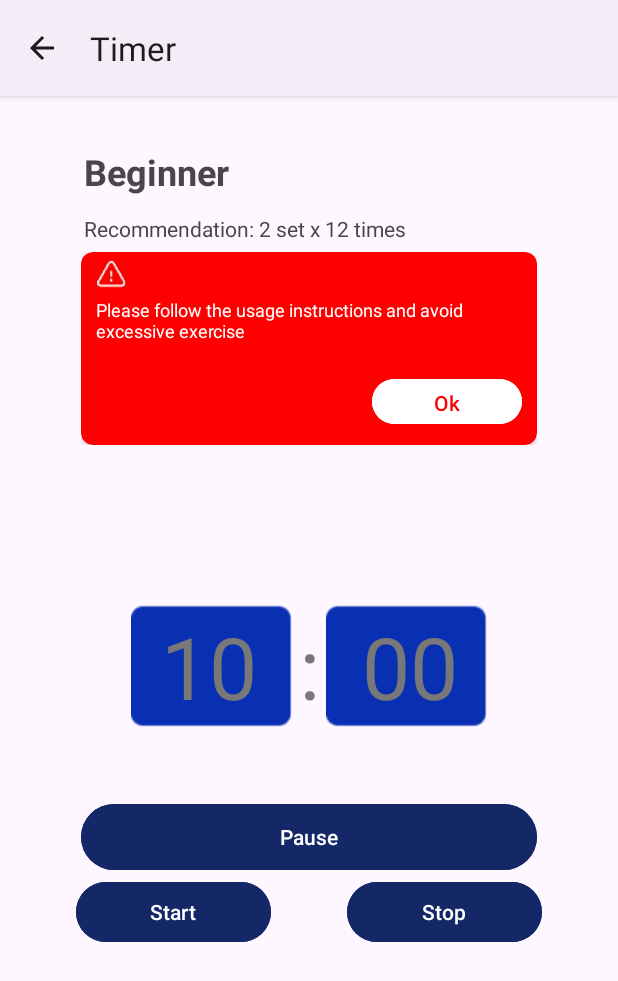
After one commit to Capstone-CH2-PS196/FitFans, an Android app: the TimerActivity screen opened directly, with no data from a screen before it, on a phone screen of 412 x 824 dp. The commit adds this screen. Shown: the top 981 px of the screen. Run offline under Robolectric (Android 15) with nearby library versions, the phone set to English and light mode, and no system bars.

Commit message:
adding timer

```diff
--- a/app/build.gradle.kts
+++ b/app/build.gradle.kts
@@ -52,6 +52,9 @@ dependencies {
     // Glide
     implementation("com.github.bumptech.glide:glide:4.16.0")
 
+    // Cardview
+    implementation ("androidx.cardview:cardview:1.0.0")
+
     // Camera X
     implementation("androidx.camera:camera-camera2:1.3.0")
     implementation("androidx.camera:camera-lifecycle:1.3.0")
--- a/app/src/main/AndroidManifest.xml
+++ b/app/src/main/AndroidManifest.xml
@@ -19,6 +19,9 @@
         android:supportsRtl="true"
         android:theme="@style/Theme.Fitfans"
         tools:targetApi="31">
+        <activity
+            android:name=".ui.timer.TimerActivity"
+            android:exported="false" />
         <activity
             android:name=".ui.profile.EditProfileActivity"
             android:exported="false" />
@@ -46,8 +49,10 @@
             android:theme="@style/Theme.App.Starting">
             <intent-filter>
                 <action android:name="android.intent.action.MAIN" />
+
                 <category android:name="android.intent.category.LAUNCHER" />
             </intent-filter>
         </activity>
     </application>
+
 </manifest>
--- a/app/src/main/java/com/capstonech2/fitfans/ui/auth/register/RegisterActivity.kt
+++ b/app/src/main/java/com/capstonech2/fitfans/ui/auth/register/RegisterActivity.kt
@@ -42,8 +42,13 @@ class RegisterActivity : AppCompatActivity() {
                 val email = registerEdEmail.text.toString()
                 val password = registerEdPassword.text.toString()
 
-                val emailError = if (email.isEmpty()) "Email cannot be empty" else if (!Patterns.EMAIL_ADDRESS.matcher(email).matches()) "Invalid email format" else null
-                val passwordError = if (password.isEmpty()) "Password cannot be empty" else if (password.length < 8) "Password must be at least 8 characters" else null
+                val emailError = if (email.isEmpty()) getString(R.string.email_empty)
+                else if (!Patterns.EMAIL_ADDRESS.matcher(email).matches()) getString(R.string.invalid_email)
+                    else null
+
+                val passwordError = if (password.isEmpty()) getString(R.string.password_empty)
+                else if (password.length < 8) getString(R.string.password_format)
+                    else null
 
                 registerEmailLayout.error = emailError
                 registerPasswordLayout.error = passwordError
@@ -77,7 +82,7 @@ class RegisterActivity : AppCompatActivity() {
                 }
             }
             .addOnFailureListener {
-                MessageUtils.showDialog(context, "Invalid email or password. Please check and try again.")
+                MessageUtils.showDialog(context, getString(R.string.login_check))
                 showLoading(false)
             }
     }
--- a/app/src/main/java/com/capstonech2/fitfans/ui/detectionresult/DetectionResultActivity.kt
+++ b/app/src/main/java/com/capstonech2/fitfans/ui/detectionresult/DetectionResultActivity.kt
@@ -3,6 +3,7 @@ package com.capstonech2.fitfans.ui.detectionresult
 import androidx.appcompat.app.AppCompatActivity
 import android.os.Bundle
 import androidx.recyclerview.widget.LinearLayoutManager
+import com.capstonech2.fitfans.R
 import com.capstonech2.fitfans.databinding.ActivityDetectionResultBinding
 import com.capstonech2.fitfans.model.Recommendation
 
@@ -20,7 +21,7 @@ class DetectionResultActivity : AppCompatActivity() {
 
     private fun setUpTopBar(){
         supportActionBar?.apply {
-            title = "Detection Result"
+            title = getString(R.string.detection_result)
             setDisplayHomeAsUpEnabled(true)
         }
     }
--- a/app/src/main/java/com/capstonech2/fitfans/ui/profile/EditProfileActivity.kt
+++ b/app/src/main/java/com/capstonech2/fitfans/ui/profile/EditProfileActivity.kt
@@ -5,6 +5,7 @@ import androidx.appcompat.app.AppCompatActivity
 import android.os.Bundle
 import androidx.activity.result.PickVisualMediaRequest
 import androidx.activity.result.contract.ActivityResultContracts
+import com.capstonech2.fitfans.R
 import com.capstonech2.fitfans.databinding.ActivityEditProfileBinding
 import com.capstonech2.fitfans.utils.MessageUtils
 
@@ -24,7 +25,7 @@ class EditProfileActivity : AppCompatActivity() {
 
     private fun setUpTopBar(){
         supportActionBar?.apply {
-            title = "Edit Profile"
+            title = getString(R.string.edit_profile)
             setDisplayHomeAsUpEnabled(true)
         }
     }
@@ -47,7 +48,7 @@ class EditProfileActivity : AppCompatActivity() {
             currentImageUri = uri
             binding.previewEditImage.setImageURI(currentImageUri)
         } else {
-            MessageUtils.showToast(this, "No Image selected")
+            MessageUtils.showToast(this, getString(R.string.no_image))
         }
     }
 
--- /dev/null
+++ b/app/src/main/java/com/capstonech2/fitfans/ui/timer/TimerActivity.kt
@@ -0,0 +1,20 @@
+package com.capstonech2.fitfans.ui.timer
+
+import androidx.appcompat.app.AppCompatActivity
+import android.os.Bundle
+import com.capstonech2.fitfans.R
+import com.capstonech2.fitfans.databinding.ActivityTimerBinding
+
+class TimerActivity : AppCompatActivity() {
+
+    private lateinit var binding: ActivityTimerBinding
+    override fun onCreate(savedInstanceState: Bundle?) {
+        super.onCreate(savedInstanceState)
+        binding = ActivityTimerBinding.inflate(layoutInflater)
+        setContentView(binding.root)
+
+        supportActionBar?.title = resources.getString(R.string.timer)
+        supportActionBar?.setDisplayHomeAsUpEnabled(true)
+    }
+
+}
--- /dev/null
+++ b/app/src/main/res/layout/activity_timer.xml
@@ -0,0 +1,171 @@
+<?xml version="1.0" encoding="utf-8"?>
+<androidx.constraintlayout.widget.ConstraintLayout xmlns:android="http://schemas.android.com/apk/res/android"
+    xmlns:app="http://schemas.android.com/apk/res-auto"
+    xmlns:tools="http://schemas.android.com/tools"
+    android:layout_width="match_parent"
+    android:layout_height="match_parent"
+    tools:context=".ui.timer.TimerActivity">
+
+
+    <TextView
+        android:id="@+id/tv_title"
+        android:layout_width="wrap_content"
+        android:layout_height="wrap_content"
+        android:layout_marginStart="50dp"
+        android:layout_marginTop="28dp"
+        android:padding="6dp"
+        android:text="Beginner"
+        android:textSize="24sp"
+        android:textStyle="bold"
+        app:layout_constraintStart_toStartOf="parent"
+        app:layout_constraintTop_toTopOf="parent" />
+
+    <TextView
+        android:id="@+id/tv_recommendation"
+        android:layout_width="wrap_content"
+        android:layout_height="wrap_content"
+        android:layout_marginStart="50dp"
+        android:padding="6dp"
+        android:text="Recommendation: 2 set x 12 times"
+        app:layout_constraintStart_toStartOf="parent"
+        app:layout_constraintTop_toBottomOf="@id/tv_title" />
+
+    <RelativeLayout
+        android:layout_width="wrap_content"
+        android:layout_height="wrap_content"
+        app:layout_constraintTop_toBottomOf="@id/tv_recommendation"
+        app:layout_constraintStart_toStartOf="parent"
+        app:layout_constraintEnd_toEndOf="parent">
+
+        <androidx.cardview.widget.CardView
+            android:id="@+id/card_view"
+            android:layout_width="304dp"
+            android:layout_height="wrap_content"
+            android:layout_gravity="center"
+            app:cardBackgroundColor="@color/red"
+            app:cardCornerRadius="8dp">
+
+            <RelativeLayout
+                android:layout_width="match_parent"
+                android:layout_height="wrap_content">
+
+                <ImageView
+                    android:id="@+id/iv_alert"
+                    android:layout_width="21dp"
+                    android:layout_height="18dp"
+                    android:layout_marginTop="6dp"
+                    android:layout_marginStart="10dp"
+                    android:src="@drawable/ic_alert"
+                    />
+
+                <TextView
+                    android:id="@+id/tv_alert"
+                    android:layout_width="match_parent"
+                    android:layout_height="wrap_content"
+                    android:layout_marginTop="6dp"
+                    android:layout_marginStart="10dp"
+                    android:layout_marginEnd="10dp"
+                    android:textSize="12sp"
+                    android:text="Please follow the usage instructions and avoid excessive exercise"
+                    android:textColor="@color/white"
+                    android:layout_below="@id/iv_alert"
+                    />
+
+                <Button
+                    android:layout_width="100dp"
+                    android:layout_height="38dp"
+                    android:layout_below="@id/tv_alert"
+                    android:layout_marginTop="20dp"
+                    android:layout_marginEnd="10dp"
+                    android:layout_marginBottom="10dp"
+                    android:layout_alignParentRight="true"
+                    android:text="Ok"
+                    android:textSize="14sp"
+                    android:textAlignment="gravity"
+                    android:backgroundTint="@color/white"
+                    android:textColor="@color/red"
+                    />
+
+            </RelativeLayout>
+        </androidx.cardview.widget.CardView>
+    </RelativeLayout>
+
+
+    <ImageView
+        android:id="@+id/iv_timerpad1"
+        android:layout_width="107dp"
+        android:layout_height="wrap_content"
+        android:layout_marginStart="84dp"
+        android:layout_marginEnd="10dp"
+        android:src="@drawable/timer_pad"
+        app:layout_constraintBottom_toBottomOf="parent"
+        app:layout_constraintStart_toStartOf="parent"
+        app:layout_constraintTop_toTopOf="parent"
+        app:layout_constraintEnd_toStartOf="@id/iv_timerpad2"/>
+
+    <ImageView
+        android:id="@+id/iv_timerpad2"
+        android:layout_width="107dp"
+        android:layout_height="wrap_content"
+        android:layout_marginStart="10dp"
+        android:layout_marginEnd="84dp"
+        android:src="@drawable/timer_pad"
+        app:layout_constraintBottom_toBottomOf="parent"
+        app:layout_constraintEnd_toEndOf="parent"
+        app:layout_constraintTop_toTopOf="parent"
+        app:layout_constraintStart_toEndOf="@id/iv_timerpad1"/>
+
+    <TextView
+        android:id="@+id/tv_timer"
+        android:layout_width="wrap_content"
+        android:layout_height="wrap_content"
+        android:text="10  :  00"
+        android:textAppearance="@style/TextAppearance.AppCompat.Large"
+        android:textColor="@color/gray_text"
+        android:textSize="57sp"
+        app:layout_constraintBottom_toBottomOf="parent"
+        app:layout_constraintEnd_toEndOf="parent"
+        app:layout_constraintStart_toStartOf="parent"
+        app:layout_constraintTop_toTopOf="parent"
+        />
+
+    <Button
+        android:id="@+id/bt_pause"
+        android:layout_width="304dp"
+        android:layout_height="52dp"
+        android:layout_marginTop="16dp"
+        android:backgroundTint="@color/primary_variant"
+        android:text="Pause"
+        app:layout_constraintEnd_toEndOf="parent"
+        app:layout_constraintStart_toStartOf="parent"
+        app:layout_constraintTop_toBottomOf="@id/guideline" />
+
+    <Button
+        android:id="@+id/bt_start"
+        android:layout_width="130dp"
+        android:layout_height="wrap_content"
+        android:backgroundTint="@color/primary_variant"
+        android:text="Start"
+        app:layout_constraintEnd_toStartOf="@id/bt_reset"
+        app:layout_constraintStart_toStartOf="parent"
+        app:layout_constraintTop_toBottomOf="@id/bt_pause" />
+
+    <Button
+        android:id="@+id/bt_reset"
+        android:layout_width="130dp"
+        android:layout_height="wrap_content"
+        android:backgroundTint="@color/primary_variant"
+        android:text="Stop"
+        app:layout_constraintEnd_toEndOf="parent"
+        app:layout_constraintStart_toEndOf="@id/bt_start"
+        app:layout_constraintTop_toBottomOf="@id/bt_pause" />
+
+
+    <androidx.constraintlayout.widget.Guideline
+        android:id="@+id/guideline"
+        android:layout_width="wrap_content"
+        android:layout_height="wrap_content"
+        android:orientation="horizontal"
+        app:layout_constraintGuide_begin="452dp" />
+
+</androidx.constraintlayout.widget.ConstraintLayout>
--- a/app/src/main/res/values/colors.xml
+++ b/app/src/main/res/values/colors.xml
@@ -2,6 +2,7 @@
 <resources>
     <color name="black">#FF000000</color>
     <color name="white">#FFFFFFFF</color>
+    <color name="red">#FF0000</color>
 
     <color name="primary">#0930B3</color>
     <color name="primary_variant">#142767</color>
--- a/app/src/main/res/values/strings.xml
+++ b/app/src/main/res/values/strings.xml
@@ -23,6 +23,11 @@
     <string name="login">Login</string>
     <string name="register">Register</string>
     <string name="register_success_message">User Created</string>
+    <string name="email_empty">Email cannot be empty</string>
+    <string name="password_empty">Password cannot be empty</string>
+    <string name="invalid_email">Invalid email format</string>
+    <string name="password_format">Password must be at least 8 characters</string>
+    <string name="login_check">Invalid email or password. Please check and try again.</string>
 
     <!--basic information-->
     <string name="basic_information_title">Basic Information</string>
@@ -55,9 +60,16 @@
     <string name="calories">00.0</string>
     <string name="cal">cal</string>
     <string name="beginner">Beginner :</string>
+    <string name="detection_title">Dumbbell</string>
+    <string name="no_image">No Image selected</string>
+
 
     <!--bottom navigation-->
     <string name="menu_home">Home</string>
     <string name="menu_profile">Profile</string>
-    <string name="detection_title">Dumbbell</string>
+
+    <!--actionbar title-->
+    <string name="timer">Timer</string>
+    <string name="detection_result">Detection Result</string>
+    <string name="edit_profile">Edit Profile</string>
 </resources>
```
Also changed, not shown: app/src/main/res/drawable/ic_alert.png (added), app/src/main/res/drawable/timer_pad.png (added).
